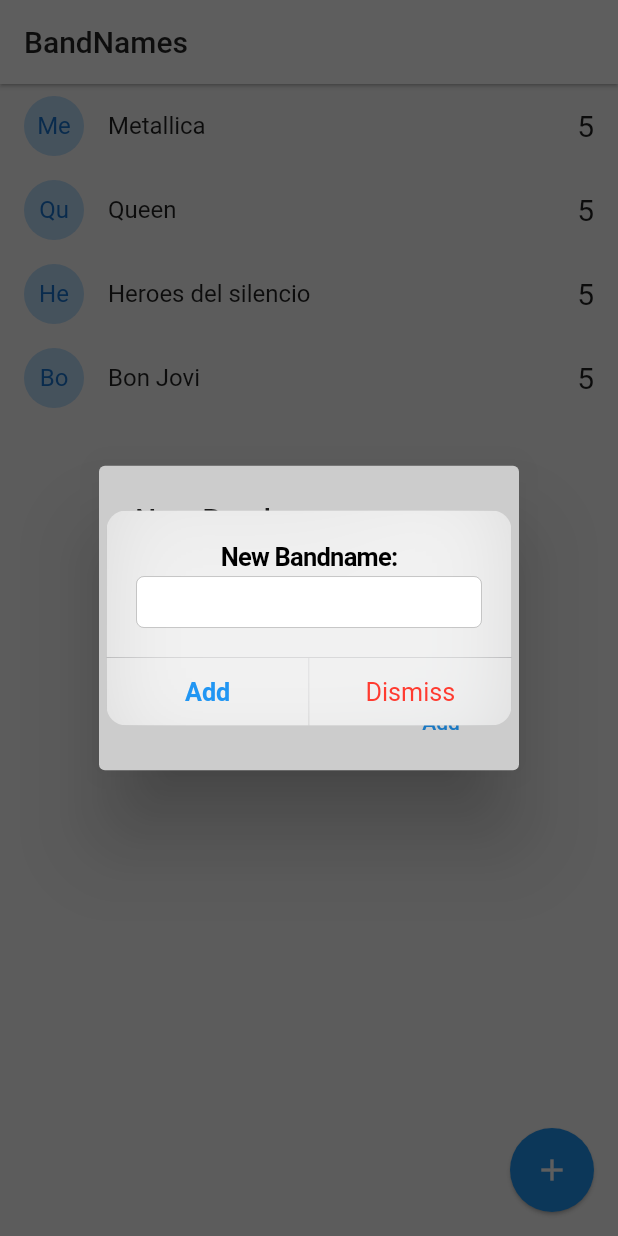
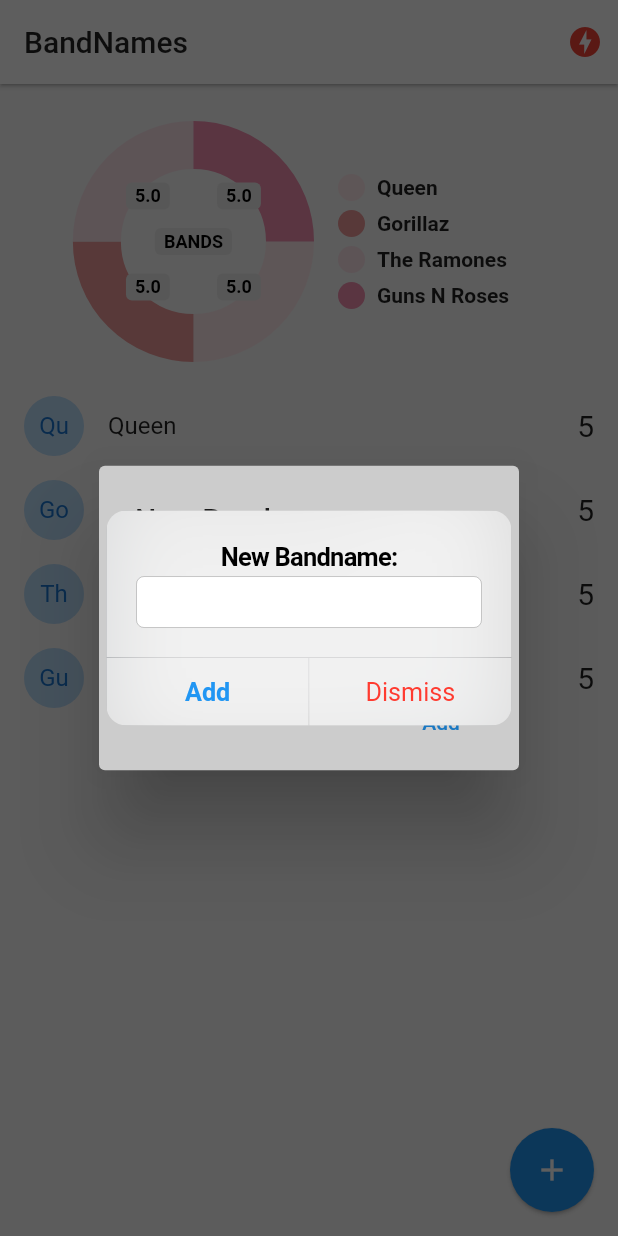
Before and after one commit to Tutz26/bandapp, a Flutter app: the screen it shows after launch, after a tap on the "add" icon, on a phone screen of 412 x 824 dp. Run offline on Flutter 3.47's test engine with Material 2 defaults, Android fonts, the phone set to English and light mode, and no system bars; drawn by our look-alikes of pie_chart; our stand-ins replace socket_io_client; missing offline and left inert: dart:ffi; network calls fail.

Commit message:
Finished the app

```diff
--- a/bandnames/lib/main.dart
+++ b/bandnames/lib/main.dart
@@ -1,13 +1,21 @@
+import 'package:flutter/material.dart';
+import 'package:provider/provider.dart';
+
 import 'package:bandnames/pages/home.dart';
 import 'package:bandnames/pages/status.dart';
-import 'package:flutter/material.dart';
+import 'package:bandnames/services/socket_service.dart';
+
 
 void main() => runApp(MyApp());
 
 class MyApp extends StatelessWidget {
   @override
   Widget build(BuildContext context) {
-    return MaterialApp(
+    return MultiProvider(
+      providers: [
+        ChangeNotifierProvider(create: ( _ ) => SocketService() )
+      ],
+      child: MaterialApp(
         debugShowCheckedModeBanner: false,
         title: 'Material App',
         initialRoute: 'home',
@@ -15,6 +23,7 @@
           'home': ( _ ) => HomePage(),
           'status': ( _ ) => StatusPage(),
         },
+      ),
     );
   }
 }
--- a/bandnames/lib/models/band.dart
+++ b/bandnames/lib/models/band.dart
@@ -13,9 +13,9 @@
 
   factory Band.fromMap( Map<String, dynamic> obj )
   => Band (
-    id: obj['id'],
-    name: obj['name'],
-    votes: obj['votes'],
+    id: obj.containsKey('id') ? obj['id'] : 'no-id',
+    name: obj.containsKey('name') ? obj['name'] : 'no-name',
+    votes: obj.containsKey('votes') ? obj['votes'] : 'no-votes',
    );
 
 
--- a/bandnames/lib/pages/home.dart
+++ b/bandnames/lib/pages/home.dart
@@ -3,7 +3,13 @@
 
 import 'package:flutter/cupertino.dart';
 import 'package:flutter/material.dart';
+import 'package:provider/provider.dart';
+import 'package:pie_chart/pie_chart.dart';
+
+
 import 'package:bandnames/models/band.dart';
+import 'package:bandnames/services/socket_service.dart';
+
 
 class HomePage extends StatefulWidget {
   @override
@@ -13,24 +19,71 @@
 class _HomePageState extends State<HomePage> {
 
   List<Band> bands = [
-    Band(id: '1', name: 'Metallica', votes: 5),
-    Band(id: '2', name: 'Queen', votes: 5),
-    Band(id: '3', name: 'Heroes del silencio', votes: 5),
-    Band(id: '4', name: 'Bon Jovi', votes: 5),
+    Band(id: '1', name: 'Queen', votes: 5),
+    Band(id: '2', name: 'Gorillaz', votes: 5),
+    Band(id: '3', name: 'The Ramones', votes: 5),
+    Band(id: '4', name: 'Guns N Roses', votes: 5),
   ];
 
   @override
+  void initState() {
+
+    final socketService = Provider.of<SocketService>(context, listen: false);
+
+    socketService.socket.on('active-bands', _handleActiveBands);
+    super.initState();
+
+  }
+
+  _handleActiveBands( dynamic payload ) {
+
+    this.bands = (payload as List)
+        .map((band) => Band.fromMap(band) )
+        .toList();
+    setState(() {
+    });
+
+  }
+
+  @override
+  void dispose() {
+    final socketService = Provider.of<SocketService>(context, listen: false);
+
+    socketService.socket.off('active-bands');
+  }
+
+  @override
   Widget build(BuildContext context) {
+
+    final socketService = Provider.of<SocketService>(context, listen: false);
+
     return Scaffold(
       appBar: AppBar(
         title: Text('BandNames', style: TextStyle(color: Colors.black87 ) ),
         backgroundColor: Colors.white,
         elevation: 1,
+        actions: <Widget>[
+          Container(
+            margin: EdgeInsets.only(right: 10),
+            child: ( socketService.serverStatus == ServerStatus.Online )
+            ? Icon( Icons.check_circle, color: Colors.blue[300])
+            : Icon( Icons.offline_bolt, color: Colors.red),
+          ),
+        ],
       ),
-      body: ListView.builder(
-          itemCount: bands.length,
-          itemBuilder: (context, i) => _bandTile(bands[i] )
-          ),
+      body: Column(
+        children: <Widget>[
+
+          _showGraph(),
+
+          Expanded(
+              child: ListView.builder(
+                  itemCount: bands.length,
+                  itemBuilder: ( context, i ) => _bandTile( bands[i] )
+              ),
+          )
+        ],
+      ),
       floatingActionButton: FloatingActionButton(
         child: Icon( Icons.add ),
         elevation: 1,
@@ -40,14 +93,13 @@
   }
 
   Widget _bandTile( Band band) {
+
+    final socketService = Provider.of<SocketService>(context, listen: false);
+
     return Dismissible(
       key: Key(band.id),
       direction: DismissDirection.startToEnd,
-      onDismissed: ( direction ) {
-        print('direction: $direction');
-        print('id: ${ band.id }');
-        // TODO: Llamar el borrado en el server
-      },
+      onDismissed: ( _ ) => socketService.emit('delete-band', { 'id': band.id}),
       background: Container(
         padding: EdgeInsets.only( left: 8.0 ),
         color: Colors.red,
@@ -63,9 +115,7 @@
         ),
         title: Text(band.name),
         trailing: Text('${ band.votes }', style: TextStyle( fontSize: 20) ),
-        onTap: () {
-              print(band.name);
-      },
+        onTap: () => socketService.socket.emit('vote-band', { 'id': band.id } ),
               ),
           );
   }
@@ -76,8 +126,7 @@
     if (Platform.isAndroid) {
       showDialog(
         context: context,
-        builder: (context) {
-          return AlertDialog(
+        builder: ( _ ) => AlertDialog(
             title: Text('New Band name:'),
             content: TextField(
               controller: textController,
@@ -90,20 +139,17 @@
                 onPressed: () => addBandToList(textController.text),
               )
             ],
-          );
-        },
+          )
       );
     }
 
     showCupertinoDialog(
         context: context,
-        builder: (_) {
-          return CupertinoAlertDialog(
+        builder: (_)  => CupertinoAlertDialog(
             title: Text('New Bandname:'),
             content: CupertinoTextField(
               controller: textController,
             ),
-
             actions: <Widget>[
               CupertinoDialogAction(
                 isDefaultAction: true,
@@ -116,22 +162,68 @@
                 onPressed: () => Navigator.pop( context ),
               )
             ],
-
-          );
-        }
+          ),
     );
 
   }
 
     void addBandToList(String name){
+
       if( name.length > 1 ) {
-        this.bands.add(new Band(id: DateTime.now().toString(), name: name, votes: 0 ) );
-        setState(() {        });
+
+        final socketService = Provider.of<SocketService>(context, listen: false);
+        socketService.emit('add-band', { 'name': name });
+
+        // this.bands.add(new Band(id: DateTime.now().toString(), name: name, votes: 0 ) );
       }
-
 
       Navigator.pop(context);
     }
 
 
+    Widget _showGraph() {
+
+    Map<String, double> dataMap = new Map();
+    // dataMap.putIfAbsent("Flutter", () => 5);
+    bands.forEach((band) {
+      dataMap.putIfAbsent(band.name, () => band.votes.toDouble() );
+
+    });
+
+    final List<Color> colorList = [
+      Colors.red[50],
+      Colors.red[200],
+      Colors.pink[50],
+      Colors.pink[200],
+      Colors.green[50],
+      Colors.green[200],
+
+    ];
+
+
+    return Container(
+        padding: EdgeInsets.only(top: 10),
+        width: double.infinity,
+        height: 200,
+        child: PieChart(
+          dataMap: dataMap,
+          animationDuration: Duration(milliseconds: 800),
+          chartLegendSpacing: 32,
+          chartRadius: MediaQuery.of(context).size.width / 3.2,
+          colorList: colorList,
+          initialAngleInDegree: 0,
+          chartType: ChartType.ring,
+          ringStrokeWidth: 32,
+          centerText: "BANDS",
+          chartValuesOptions: ChartValuesOptions(
+            showChartValueBackground: true,
+            showChartValues: true,
+            showChartValuesInPercentage: false,
+            showChartValuesOutside: false,
+          ),
+        )
+    );
+
+    }
+
 }
--- /dev/null
+++ b/bandnames/lib/services/socket_service.dart
@@ -0,0 +1,55 @@
+import 'package:flutter/material.dart';
+import 'package:socket_io_client/socket_io_client.dart' as IO;
+
+enum ServerStatus {
+  Online,
+  Offline,
+  Connecting
+}
+
+
+class SocketService with ChangeNotifier {
+
+  ServerStatus _serverStatus = ServerStatus.Connecting;
+  IO.Socket _socket;
+
+  ServerStatus get serverStatus => this._serverStatus;
+
+  IO.Socket get socket => this._socket;
+  Function get emit => this._socket.emit;
+
+  SocketService(){
+
+    this._initConfig();
+  }
+
+  void _initConfig() {
+
+
+  // Dart Client
+
+    this._socket = IO.io('http://10.0.2.2:3000', {
+      'transports': ['websocket'],
+      'autoConnect': true
+    });
+
+    this._socket.on('connect', (_) {
+      // print('IT CONNECTED');
+      this._serverStatus = ServerStatus.Online;
+      notifyListeners();
+
+    });
+
+    this._socket.on('disconnect', (_) {
+      // print('NOT CONNECTED');
+      this._serverStatus = ServerStatus.Offline;
+      notifyListeners();
+
+    });
+
+    this._socket.connect();
+
+  }
+
+
+}
--- a/bandnames/pubspec.yaml
+++ b/bandnames/pubspec.yaml
@@ -29,6 +29,8 @@
   # Use with the CupertinoIcons class for iOS style icons.
   cupertino_icons: ^1.0.0
   socket_io_client: ^0.9.12
+  provider: ^4.3.3
+  pie_chart: ^4.0.1
 
 dev_dependencies:
   flutter_test:
```
Also changed, not shown: bandnames/lib/pages/status.dart (+24 -1 lines), bandnames/pubspec.lock, 8 other files. Lines whose indentation alone changed are shown as unchanged.
